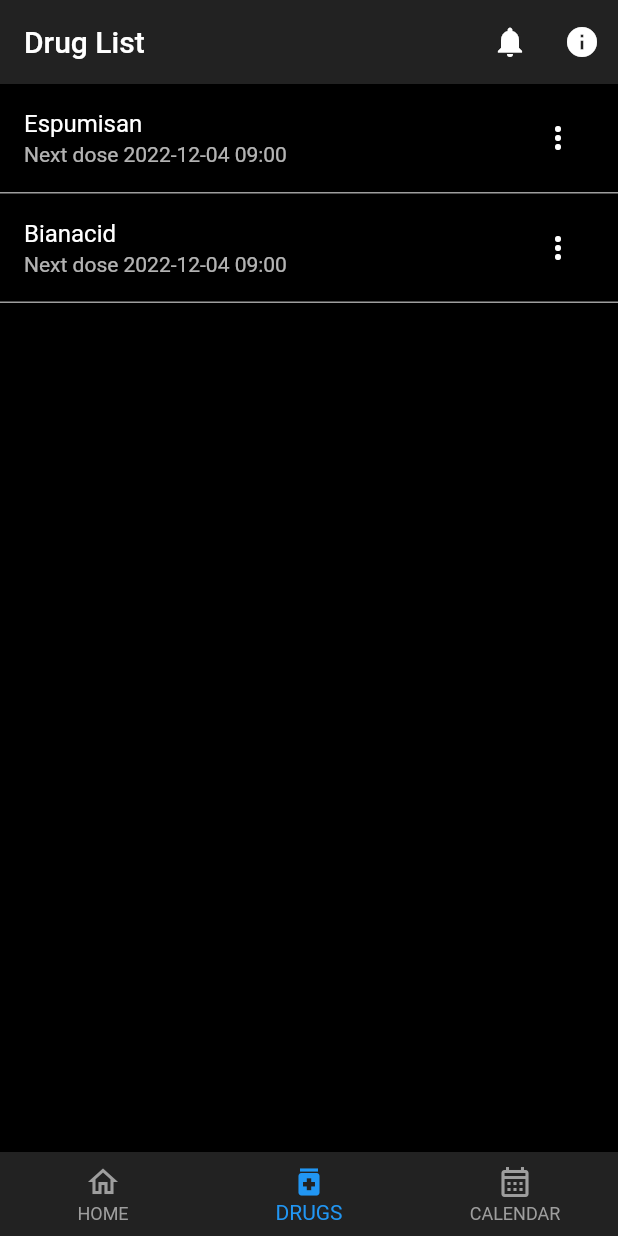
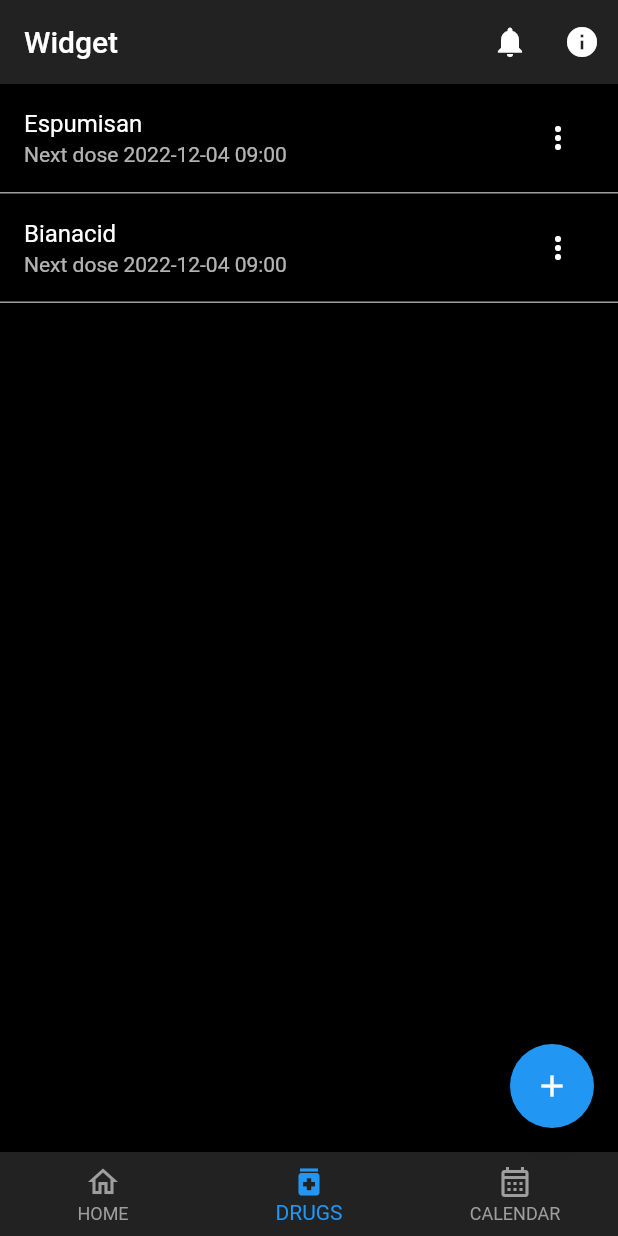
Before and after one commit to Bravo555/pim, a Flutter app: the screen it shows after launch, item 2 of the bottom bar chosen, on a phone screen of 412 x 824 dp. Run offline on Flutter 3.47's test engine with Material 2 defaults, Android fonts, the phone set to English and light mode, and no system bars; our stand-ins replace flutter_riverpod, table_calendar; missing offline and left inert: flutter_data.

Commit message:
Made editable druglist
It's so goddnamn cursed, don't look at the code plz :/

```diff
--- a/lib/drug_list_item.dart
+++ b/lib/drug_list_item.dart
@@ -3,21 +3,32 @@ import 'package:pim/drug_details_page.dart';
 import 'package:pim/models/drug.dart';
 
 class DrugListItem extends StatelessWidget {
-  const DrugListItem({
-    super.key,
-    required this.drug,
-    required this.nextDoseDate,
-  });
+  const DrugListItem({super.key, required this.drug, required this.onChanged});
 
   final Drug drug;
-  final DateTime nextDoseDate;
+  final ValueChanged<Drug> onChanged;
+
+  DateTime _getDoseDate(Drug drug) => _getTomorrowMorningDose();
+
+  DateTime _getTomorrowMorningDose() {
+    return DateTime(
+      DateTime.now().year,
+      DateTime.now().month,
+      DateTime.now().day + 1,
+      9,
+      0,
+    );
+  }
 
   _onSelected(BuildContext context, String value) {
     if (value == 'edit') {
       Navigator.push(
         context,
         MaterialPageRoute(
-          builder: (context) => DrugDetailsPage(id: drug.id),
+          builder: (context) => DrugDetailsPage(
+            drug: drug,
+            onChanged: onChanged,
+          ),
         ),
       );
     } else {
@@ -31,7 +42,8 @@ class DrugListItem extends StatelessWidget {
     return ListTile(
       enabled: true,
       title: Text(drug.name),
-      subtitle: Text("Next dose ${nextDoseDate.toString().substring(0, 16)}"),
+      subtitle:
+          Text("Next dose ${_getDoseDate(drug).toString().substring(0, 16)}"),
       trailing: PopupMenuButton(
         onSelected: (value) => _onSelected(context, value),
         icon: const Icon(Icons.more_vert),
--- a/lib/drug_list_page.dart
+++ b/lib/drug_list_page.dart
@@ -3,43 +3,32 @@ import 'package:flutter/material.dart';
 import 'package:pim/drug_list_item.dart';
 import 'package:pim/models/drug.dart';
 
-class DrugList extends StatelessWidget {
+class DrugList extends StatefulWidget {
   const DrugList({super.key});
 
-  DateTime getTomorrowMorningDose() {
-    return DateTime(
-      DateTime.now().year,
-      DateTime.now().month,
-      DateTime.now().day + 1,
-      9,
-      0,
-    );
-  }
+  @override
+  State<StatefulWidget> createState() => _DrugListState();
+}
+
+class _DrugListState extends State<DrugList> {
+  final List<Drug> drugList = <Drug>[
+    Drug(id: 1, name: "Espumisan", dosage: "20mg", notes: ""),
+    Drug(id: 2, name: "Bianacid", dosage: "40mg", notes: "")
+  ];
 
   @override
   Widget build(BuildContext context) {
-    return ListView(
-      children: [
-        DrugListItem(
-          drug: Drug(
-            id: 1,
-            name: "Espumisan",
-            dosage: "20mg",
-            shouldNotify: true,
-          ),
-          nextDoseDate: getTomorrowMorningDose(),
-        ),
-        DrugListItem(
-          drug: Drug(
-            id: 3,
-            name: "Bianacid",
-            dosage: "40mg",
-            shouldNotify: true,
-          ),
-          nextDoseDate: getTomorrowMorningDose(),
-        ),
-      ],
-    );
+    return ListView.builder(
+        itemCount: drugList.length,
+        itemBuilder: (context, index) =>
+            _getDrugListItem(index, drugList[index]));
+  }
+
+  Widget _getDrugListItem(int id, Drug drug) =>
+      DrugListItem(drug: drug, onChanged: _onDrugChanged);
+
+  void _onDrugChanged(Drug newDrug) {
+    setState(() {});
   }
 
   @override
--- a/lib/my_pages.dart
+++ b/lib/my_pages.dart
@@ -40,9 +40,16 @@ class _MyPagesState extends State<MyPages> {
                   onPressed: () => {showAboutDialog(context: context)},
                   icon: const Icon(Icons.info)),
             ],
-          )
+          ),
         ],
       ),
+      // TODO: this looks really bad, but I don't really know how to fix it.
+      floatingActionButton: _selectedIndex == 1
+          ? FloatingActionButton(
+              child: const Icon(Icons.add),
+              onPressed: () {},
+            )
+          : null,
       bottomNavigationBar: BottomNavigationBar(
         currentIndex: _selectedIndex,
         onTap: _onItemTapped,
```
Also changed, not shown: lib/drug_details_page.dart (+30 -15 lines).
